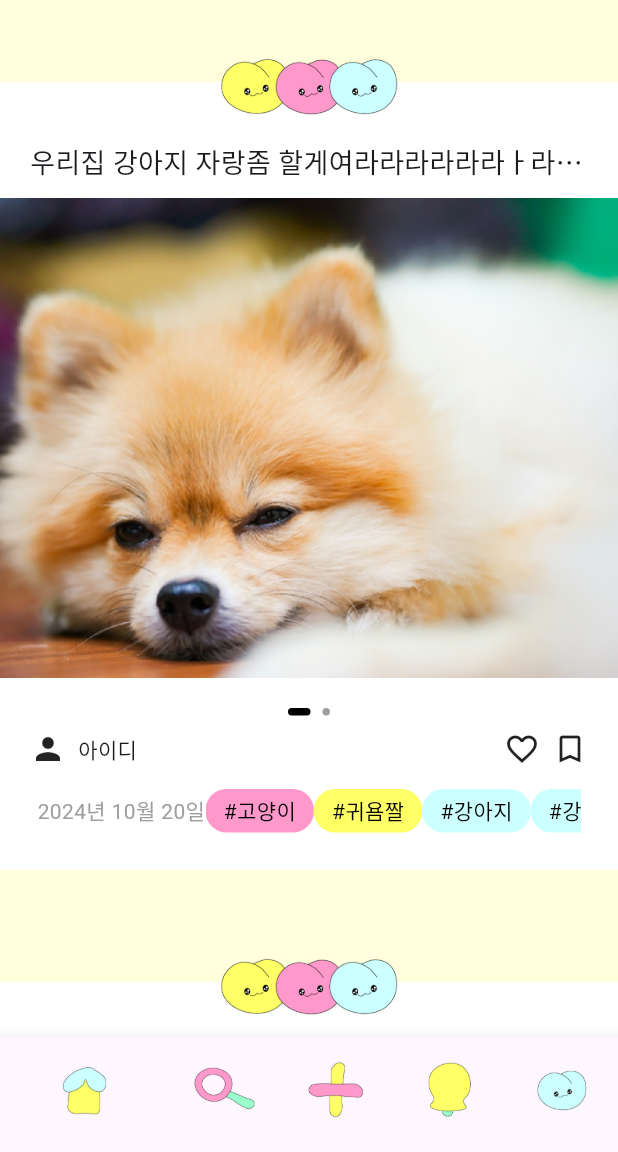
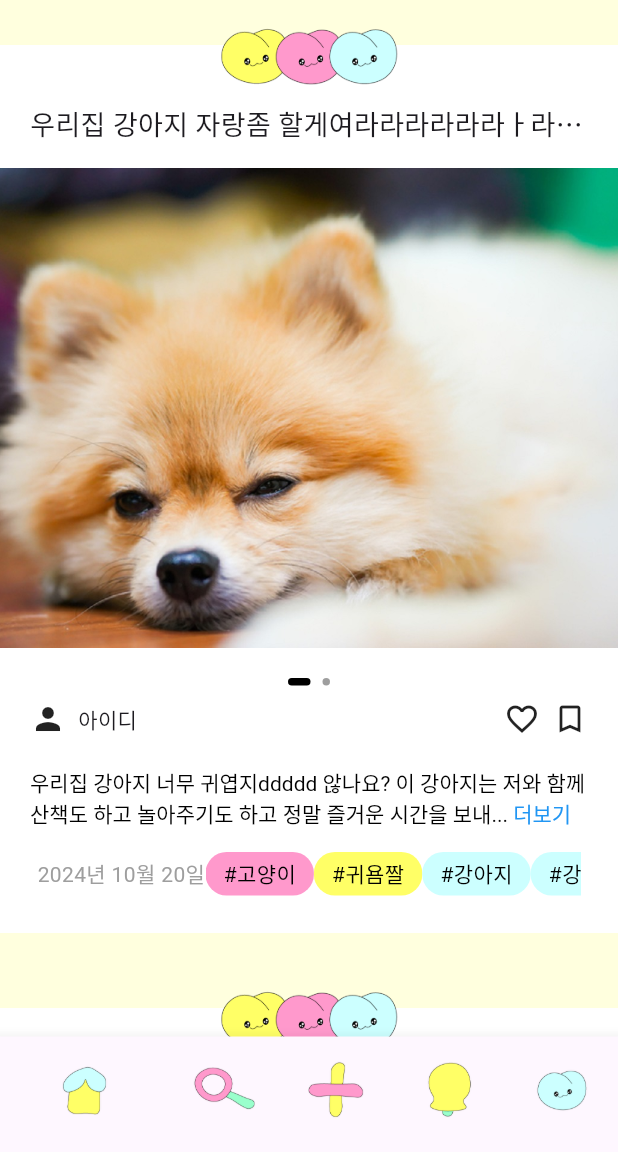
Before and after one commit to isjennifer/today_cute, a Flutter app: the screen it shows after launch, on a phone screen of 412 x 824 dp, the part 84-1236 px from its top. Run offline on Flutter 3.47's test engine with Material 3 defaults, Android fonts, the phone set to English and light mode, and no system bars; drawn by our look-alikes of smooth_page_indicator; our stand-ins replace google_fonts, image_picker, permission_handler.

Commit message:
홈 페이지에서 내용 부분 더보기 접기 구현

```diff
--- a/lib/home.dart
+++ b/lib/home.dart
@@ -25,6 +25,93 @@ class HomePage extends StatelessWidget {
   }
 }
 
+class ExpandableText extends StatefulWidget {
+  final String text;
+  const ExpandableText({Key? key, required this.text}) : super(key: key);
+
+  @override
+  _ExpandableTextState createState() => _ExpandableTextState();
+}
+
+class _ExpandableTextState extends State<ExpandableText> {
+  bool isExpanded = false;
+  static const int maxLinesBeforeExpand = 2;
+
+  @override
+  Widget build(BuildContext context) {
+    final linkText = isExpanded ? ' 접기' : ' 더보기';
+
+    return LayoutBuilder(
+      builder: (BuildContext context, BoxConstraints constraints) {
+        final textSpan = TextSpan(
+          text: widget.text,
+          style: TextStyle(color: Colors.black),
+        );
+
+        final linkTextSpan = TextSpan(
+          text: linkText,
+          style: TextStyle(color: Colors.blue),
+        );
+
+        final textPainter = TextPainter(
+          text: TextSpan(
+            text: widget.text,
+            style: TextStyle(color: Colors.black),
+          ),
+          maxLines: maxLinesBeforeExpand,
+          textDirection: TextDirection.ltr,
+        )..layout(maxWidth: constraints.maxWidth);
+
+        if (textPainter.didExceedMaxLines && !isExpanded) {
+          final pos = textPainter.getPositionForOffset(
+            Offset(textPainter.width - linkTextSpan.toPlainText().length * 7,
+                textPainter.height),
+          );
+          final endIndex = pos.offset - linkTextSpan.toPlainText().length;
+
+          final truncatedText = widget.text.substring(0, endIndex) + '...';
+
+          return GestureDetector(
+            onTap: () {
+              setState(() {
+                isExpanded = !isExpanded;
+              });
+            },
+            child: RichText(
+              text: TextSpan(
+                children: [
+                  TextSpan(
+                    text: truncatedText,
+                    style: TextStyle(color: Colors.black),
+                  ),
+                  linkTextSpan,
+                ],
+              ),
+            ),
+          );
+        }
+
+        return GestureDetector(
+          onTap: () {
+            setState(() {
+              isExpanded = !isExpanded;
+            });
+          },
+          child: RichText(
+            text: TextSpan(
+              text: widget.text,
+              style: TextStyle(color: Colors.black),
+              children: [
+                if (isExpanded) linkTextSpan,
+              ],
+            ),
+          ),
+        );
+      },
+    );
+  }
+}
+
 class HomeBody extends StatefulWidget {
   const HomeBody({super.key});
 
@@ -39,26 +126,15 @@ class _HomeBodyState extends State<HomeBody> {
   Widget build(BuildContext context) {
     return Container(
         width: double.infinity,
-        height: 550,
         color: Colors.white,
         margin: EdgeInsets.fromLTRB(0, 30, 0, 20),
-        child: Stack(
-          children: [
+        child: Stack(children: [
           Column(
             mainAxisAlignment: MainAxisAlignment.spaceEvenly,
             children: [
               Container(
-                  width: double.infinity,
-                  height: 25,
-                  color: Color(0XFFFFFFFDE),
-                ),
-                Container(
-                  width: double.infinity,
-                  height: 40,
-                  color: Colors.white,
-                ),
-                Container(
-                  padding: const EdgeInsets.symmetric(horizontal: 20.0),
+                padding: const EdgeInsets.only(
+                    top: 40, left: 20, right: 20, bottom: 5),
                 child: Row(
                   mainAxisAlignment: MainAxisAlignment.center,
                   children: [
@@ -129,6 +205,14 @@ class _HomeBodyState extends State<HomeBody> {
                       ],
                     ),
                   ],
+                ),
+              ),
+              Container(
+                padding:
+                    const EdgeInsets.symmetric(horizontal: 20.0, vertical: 10),
+                child: ExpandableText(
+                  text:
+                      '우리집 강아지 너무 귀엽지ddddd 않나요? 이 강아지는 저와 함께 산책도 하고 놀아주기도 하고 정말 즐거운 시간을 보내고 있어요. 너무 사랑스럽고 귀여워서 하루하루가 정말 행복해요. 강아지가 제 인생에 얼마나 큰 기쁨을 주는지 말로 표현할 수 없어요. 정말 너무너무 귀엽답니다!',
                 ),
               ),
               Container(
@@ -224,7 +308,8 @@ class _HomeBodyState extends State<HomeBody> {
               ),
             ],
           ),
-            Positioned(
+          Transform.translate(
+            offset: Offset(0, -20),
             child: Row(
               mainAxisAlignment: MainAxisAlignment.center,
               children: [
@@ -235,7 +320,6 @@ class _HomeBodyState extends State<HomeBody> {
               ],
             ),
           ),
-          ],
-        ));
+        ]));
   }
 }
```
Lines whose indentation alone changed are shown as unchanged.
